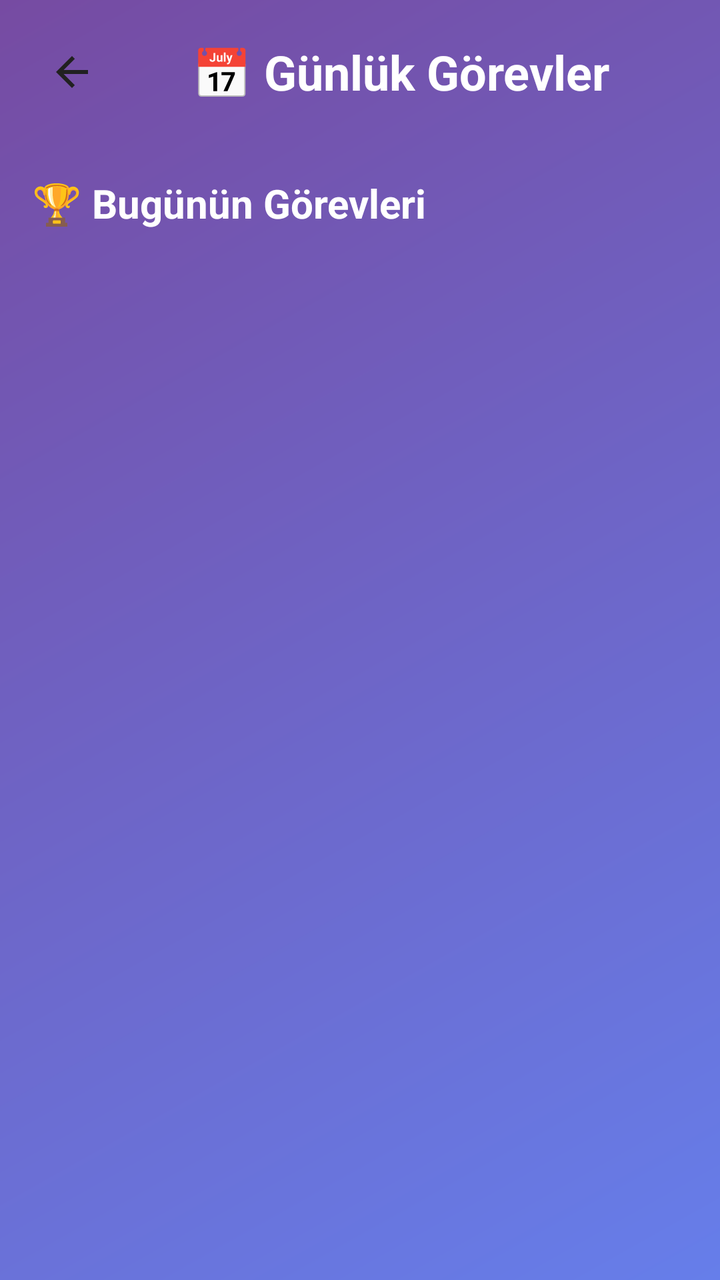
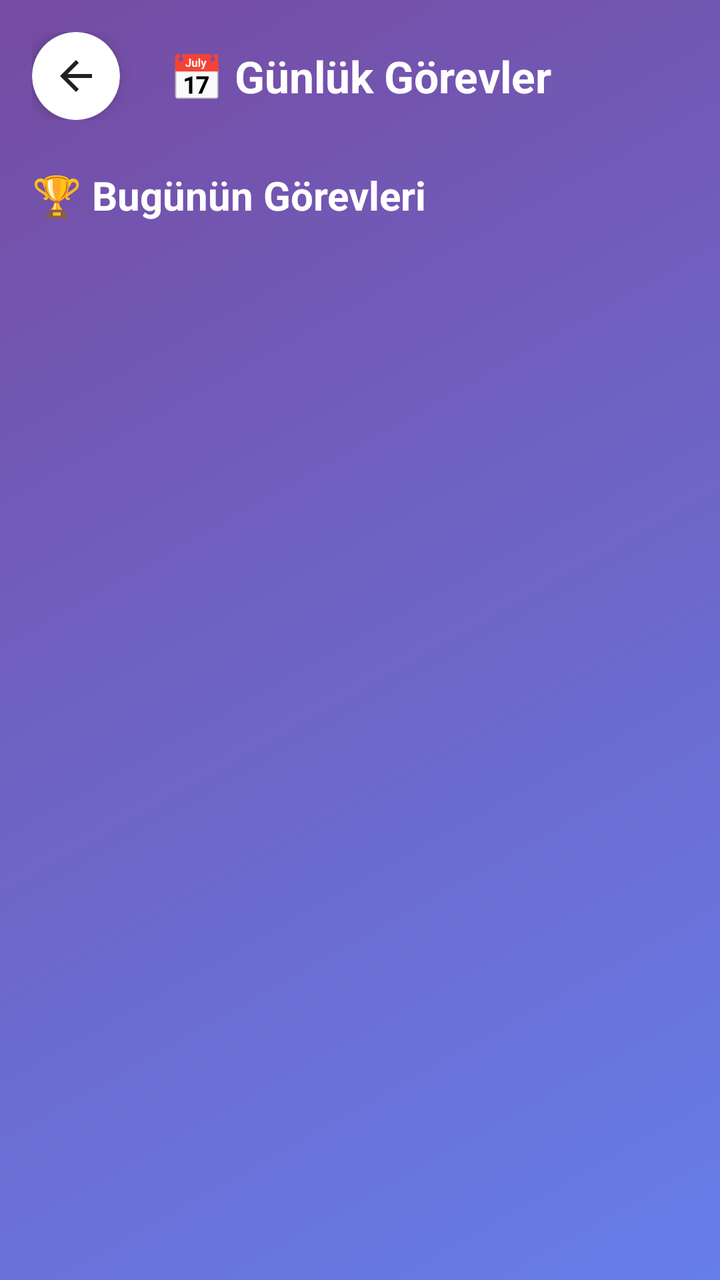

Compare the two renders of this Android layout. The source of the first and the diff that turns it into the second are given below.
<!-- AndroidManifest.xml: application theme Theme.UygulamaProje -->
<!-- res/layout/activity_daily_challenge.xml -->
<?xml version="1.0" encoding="utf-8"?>
<androidx.constraintlayout.widget.ConstraintLayout xmlns:android="http://schemas.android.com/apk/res/android"
    xmlns:app="http://schemas.android.com/apk/res-auto"
    android:layout_width="match_parent"
    android:layout_height="match_parent"
    android:background="@drawable/gradient_background">

    
    <LinearLayout
        android:id="@+id/headerLayout"
        android:layout_width="match_parent"
        android:layout_height="wrap_content"
        android:orientation="horizontal"
        android:gravity="center_vertical"
        android:padding="16dp"
        app:layout_constraintTop_toTopOf="parent">

        <ImageButton
            android:id="@+id/btnBack"
            android:layout_width="40dp"
            android:layout_height="40dp"
            android:src="@drawable/ic_arrow_back"
            android:background="?attr/selectableItemBackgroundBorderless"
            android:contentDescription="Geri" />

        <TextView
            android:layout_width="0dp"
            android:layout_height="wrap_content"
            android:layout_weight="1"
            android:text="📅 Günlük Görevler"
            android:textSize="24sp"
            android:textStyle="bold"
            android:textColor="@color/text_white"
            android:gravity="center"
            android:layout_marginHorizontal="16dp" />

    </LinearLayout>

    
    <androidx.cardview.widget.CardView
        android:id="@+id/cardUserStats"
        android:layout_width="match_parent"
        android:layout_height="wrap_content"
        android:layout_margin="16dp"
        app:cardCornerRadius="16dp"
        app:cardElevation="8dp"
        android:background="@drawable/card_background"
        android:visibility="gone"
        app:layout_constraintTop_toBottomOf="@id/headerLayout">

        <LinearLayout
            android:layout_width="match_parent"
            android:layout_height="wrap_content"
            android:orientation="horizontal"
            android:padding="20dp"
            android:gravity="center">

            <LinearLayout
                android:layout_width="0dp"
                android:layout_height="wrap_content"
                android:layout_weight="1"
                android:orientation="vertical"
                android:gravity="center">

                <TextView
                    android:id="@+id/tvUserLevel"
                    android:layout_width="wrap_content"
                    android:layout_height="wrap_content"
                    android:text="Seviye 1"
                    android:textSize="18sp"
                    android:textStyle="bold"
                    android:textColor="@color/button_primary" />

                <TextView
                    android:layout_width="wrap_content"
                    android:layout_height="wrap_content"
                    android:text="Level"
                    android:textSize="12sp"
                    android:textColor="@color/text_secondary" />

            </LinearLayout>

            <LinearLayout
                android:layout_width="0dp"
                android:layout_height="wrap_content"
                android:layout_weight="1"
                android:orientation="vertical"
                android:gravity="center">

                <TextView
                    android:id="@+id/tvUserXP"
                    android:layout_width="wrap_content"
                    android:layout_height="wrap_content"
                    android:text="0 XP"
                    android:textSize="18sp"
                    android:textStyle="bold"
                    android:textColor="@color/accent_orange" />

                <TextView
                    android:layout_width="wrap_content"
                    android:layout_height="wrap_content"
                    android:text="Experience"
                    android:textSize="12sp"
                    android:textColor="@color/text_secondary" />

            </LinearLayout>

            <LinearLayout
                android:layout_width="0dp"
                android:layout_height="wrap_content"
                android:layout_weight="1"
                android:orientation="vertical"
                android:gravity="center">

                <TextView
                    android:id="@+id/tvUserCoins"
                    android:layout_width="wrap_content"
                    android:layout_height="wrap_content"
                    android:text="100 💰"
                    android:textSize="18sp"
                    android:textStyle="bold"
                    android:textColor="@color/accent_green" />

                <TextView
                    android:layout_width="wrap_content"
                    android:layout_height="wrap_content"
                    android:text="Coins"
                    android:textSize="12sp"
                    android:textColor="@color/text_secondary" />

            </LinearLayout>

        </LinearLayout>

    </androidx.cardview.widget.CardView>

    
    <ScrollView
        android:layout_width="match_parent"
        android:layout_height="0dp"
        android:padding="16dp"
        app:layout_constraintTop_toBottomOf="@id/headerLayout"
        app:layout_constraintBottom_toBottomOf="parent">

        <LinearLayout
            android:layout_width="match_parent"
            android:layout_height="wrap_content"
            android:orientation="vertical">

            <TextView
                android:layout_width="wrap_content"
                android:layout_height="wrap_content"
                android:text="🏆 Bugünün Görevleri"
                android:textSize="20sp"
                android:textStyle="bold"
                android:textColor="@color/text_white"
                android:layout_marginBottom="16dp" />

            <LinearLayout
                android:id="@+id/challengeContainer"
                android:layout_width="match_parent"
                android:layout_height="wrap_content"
                android:orientation="vertical">

                

            </LinearLayout>

        </LinearLayout>

    </ScrollView>

</androidx.constraintlayout.widget.ConstraintLayout>
<!-- resources referenced by this layout -->
<resources>
  <color name="accent_green">#4CAF50</color>
  <color name="accent_orange">#FF9800</color>
  <color name="button_primary">#3F51B5</color>
  <color name="text_secondary">#757575</color>
  <color name="text_white">#FFFFFF</color>
  <!-- drawable card_background (drawable) -->
  <?xml version="1.0" encoding="utf-8"?>
  <shape xmlns:android="http://schemas.android.com/apk/res/android">
      <solid android:color="@color/background_card" />
      <corners android:radius="20dp" />
      <stroke
          android:width="1dp"
          android:color="@color/light_blue" />
  </shape>
  <!-- drawable gradient_background (drawable) -->
  <?xml version="1.0" encoding="utf-8"?>
  <shape xmlns:android="http://schemas.android.com/apk/res/android"
      android:shape="rectangle">
      <gradient
          android:startColor="@color/gradient_start"
          android:endColor="@color/gradient_end"
          android:angle="135" />
  </shape>
  <!-- drawable ic_arrow_back (drawable) -->
  <vector xmlns:android="http://schemas.android.com/apk/res/android"
      android:width="24dp"
      android:height="24dp"
      android:viewportWidth="24"
      android:viewportHeight="24"
      android:tint="?attr/colorOnBackground">
    <path
        android:fillColor="@android:color/white"
        android:pathData="M20,11H7.83l5.59,-5.59L12,4l-8,8 8,8 1.41,-1.41L7.83,13H20v-2z"/>
  </vector>
  <style name="Theme.UygulamaProje" parent="Base.Theme.UygulamaProje" />
  <color name="background_card">#FFFFFF</color>
  <color name="light_blue">#E3F2FD</color>
  <color name="gradient_start">#667eea</color>
  <color name="gradient_end">#764ba2</color>
  <style name="Base.Theme.UygulamaProje" parent="Theme.Material3.DayNight.NoActionBar">
          
          <item name="colorPrimary">@color/primary_blue</item>
          <item name="colorOnPrimary">@color/text_white</item>
          <item name="colorSecondary">@color/accent_orange</item>
          <item name="colorOnSecondary">@color/text_white</item>
          <item name="android:colorBackground">@color/background_light</item>
          <item name="colorSurface">@color/background_card</item>
          <item name="colorOnSurface">@color/text_primary</item>
          <item name="colorOnBackground">@color/text_primary</item>
      </style>
  <color name="primary_blue">#2196F3</color>
  <color name="background_light">#F8F9FA</color>
  <color name="text_primary">#212121</color>
</resources>

<!-- the commit's change to res/layout/activity_daily_challenge.xml (unified diff, before → after) -->
@@ -12,27 +12,40 @@
         android:layout_height="wrap_content"
         android:orientation="horizontal"
         android:gravity="center_vertical"
-        android:padding="16dp"
+        android:paddingHorizontal="16dp"
+        android:paddingTop="16dp"
+        android:paddingBottom="8dp"
         app:layout_constraintTop_toTopOf="parent">
 
-        <ImageButton
-            android:id="@+id/btnBack"
-            android:layout_width="40dp"
-            android:layout_height="40dp"
-            android:src="@drawable/ic_arrow_back"
-            android:background="?attr/selectableItemBackgroundBorderless"
-            android:contentDescription="Geri" />
+        <androidx.cardview.widget.CardView
+            android:layout_width="wrap_content"
+            android:layout_height="wrap_content"
+            app:cardCornerRadius="24dp"
+            app:cardElevation="6dp"
+            app:cardBackgroundColor="?attr/colorSurface">
+
+            <ImageButton
+                android:id="@+id/btnBack"
+                android:layout_width="44dp"
+                android:layout_height="44dp"
+                android:src="@drawable/ic_arrow_back"
+                android:background="?attr/selectableItemBackgroundBorderless"
+                android:contentDescription="Geri"
+                android:padding="10dp"
+                android:scaleType="fitCenter" />
+
+        </androidx.cardview.widget.CardView>
 
         <TextView
             android:layout_width="0dp"
             android:layout_height="wrap_content"
             android:layout_weight="1"
             android:text="📅 Günlük Görevler"
-            android:textSize="24sp"
+            android:textSize="22sp"
             android:textStyle="bold"
             android:textColor="@color/text_white"
             android:gravity="center"
-            android:layout_marginHorizontal="16dp" />
+            android:layout_marginEnd="44dp" />
 
     </LinearLayout>
 
@@ -42,9 +55,9 @@
         android:layout_width="match_parent"
         android:layout_height="wrap_content"
         android:layout_margin="16dp"
-        app:cardCornerRadius="16dp"
+        app:cardCornerRadius="20dp"
         app:cardElevation="8dp"
-        android:background="@drawable/card_background"
+        app:cardBackgroundColor="?attr/colorSurface"
         android:visibility="gone"
         app:layout_constraintTop_toBottomOf="@id/headerLayout">
 
@@ -139,6 +152,7 @@
         android:layout_width="match_parent"
         android:layout_height="0dp"
         android:padding="16dp"
+        android:scrollbars="none"
         app:layout_constraintTop_toBottomOf="@id/headerLayout"
         app:layout_constraintBottom_toBottomOf="parent">
 
<!-- resource entries referenced after the edit -->
@@ -5,15 +5,6 @@
   <color name="button_primary">#3F51B5</color>
   <color name="text_secondary">#757575</color>
   <color name="text_white">#FFFFFF</color>
-  <!-- drawable card_background (drawable) -->
-  <?xml version="1.0" encoding="utf-8"?>
-  <shape xmlns:android="http://schemas.android.com/apk/res/android">
-      <solid android:color="@color/background_card" />
-      <corners android:radius="20dp" />
-      <stroke
-          android:width="1dp"
-          android:color="@color/light_blue" />
-  </shape>
   <!-- drawable gradient_background (drawable) -->
   <?xml version="1.0" encoding="utf-8"?>
   <shape xmlns:android="http://schemas.android.com/apk/res/android"
@@ -36,7 +27,6 @@
   </vector>
   <style name="Theme.UygulamaProje" parent="Base.Theme.UygulamaProje" />
   <color name="background_card">#FFFFFF</color>
-  <color name="light_blue">#E3F2FD</color>
   <color name="gradient_start">#667eea</color>
   <color name="gradient_end">#764ba2</color>
   <style name="Base.Theme.UygulamaProje" parent="Theme.Material3.DayNight.NoActionBar">
